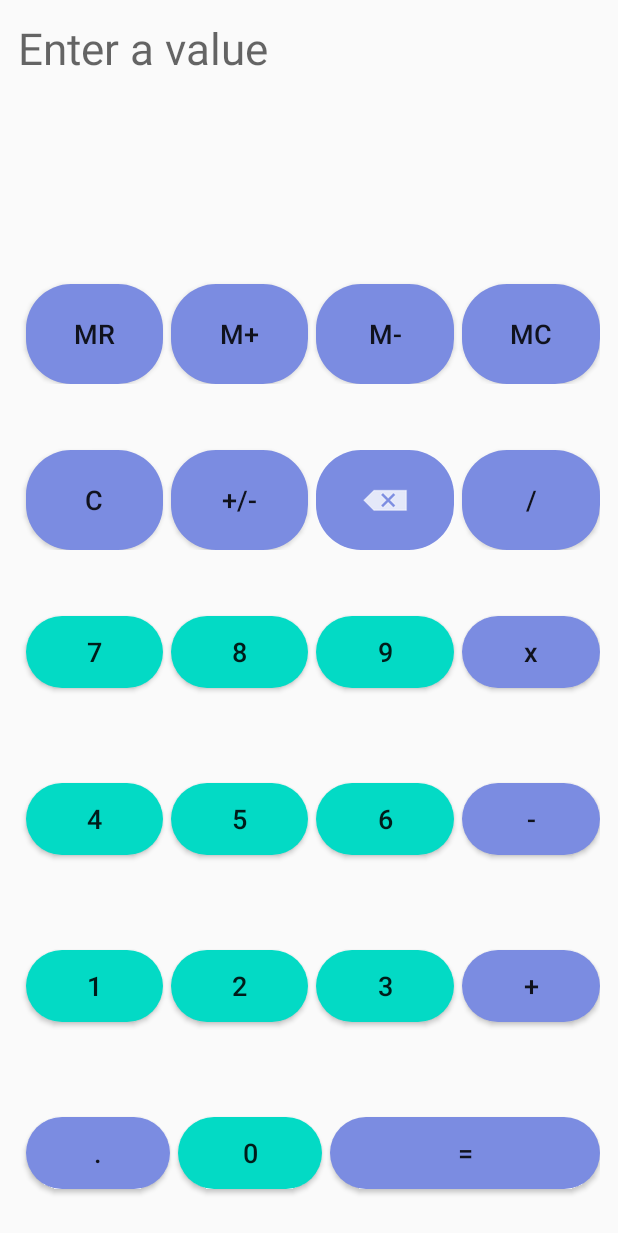
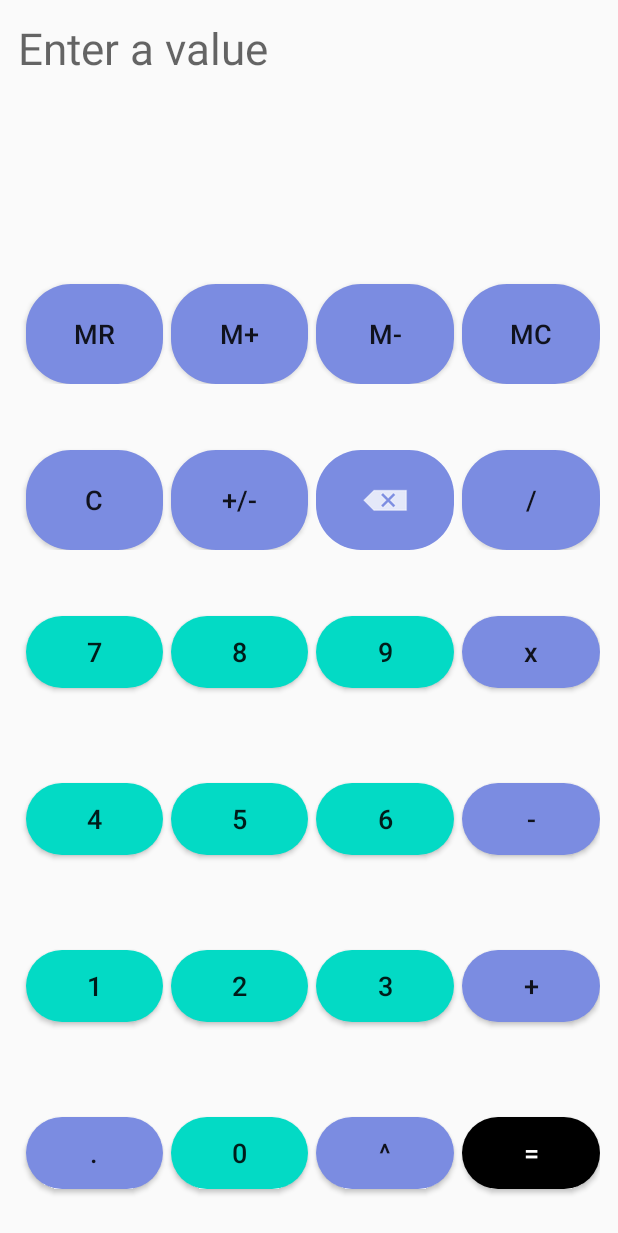
Before and after one commit to Otaka00/SimpleCalculatorApp, an Android app: the screen it shows after launch (MainActivity), on a phone screen of 412 x 824 dp. Shown: the top 1233 px of the screen. Run offline under Robolectric (Android 15) with nearby library versions, the phone set to English and light mode, and no system bars.

Commit message:
Edit Layout

```diff
--- a/app/src/main/java/com/ahmadossama/mycalculator/MainActivity.java
+++ b/app/src/main/java/com/ahmadossama/mycalculator/MainActivity.java
@@ -1,7 +1,5 @@
 package com.ahmadossama.mycalculator;
-
 import androidx.appcompat.app.AppCompatActivity;
-
 import android.os.Bundle;
 import android.view.View;
 import android.widget.Button;
@@ -26,9 +24,10 @@ public class MainActivity extends AppCompatActivity {
     String firstNum ="";
     double result = 0.0,tempResult= 0.0, memory = 0.0;
     Button btn0, btn1, btn2, btn3, btn4, btn5, btn6, btn7,btn8, btn9, addBtn, subBtn, multiplyBtn,
-    divideBtn,dotBtn,equalBtn,clearBtn,plusMinusBtn,memoryPlus,memoryMinus,memoryRecall,memoryClear;
+            powerBtn,divideBtn,dotBtn,equalBtn,clearBtn,plusMinusBtn,
+            memoryPlus,memoryMinus,memoryRecall,memoryClear;
     ImageButton delBtn;
-    Button piBtn;
+    Button piBtn,expBtn;
     TextView text;
     //3 decimal places as maximum format
     private static final DecimalFormat df = new DecimalFormat("0.000");
@@ -37,7 +36,7 @@ public class MainActivity extends AppCompatActivity {
     protected void onCreate(Bundle savedInstanceState) {
         super.onCreate(savedInstanceState);
         setContentView(R.layout.activity_main);
-        //Each button and text field takes the value from the id by linking this code to the xml code
+    //Each button and text field takes the value from the id by linking this code to the xml code
         text = findViewById(R.id.textView);
         btn0 = findViewById(R.id.b0);
         btn1 = findViewById(R.id.b1);
@@ -54,6 +53,7 @@ public class MainActivity extends AppCompatActivity {
         subBtn = findViewById(R.id.subtract);
         multiplyBtn = findViewById(R.id.multiply);
         divideBtn = findViewById(R.id.divide);
+        powerBtn = findViewById(R.id.power);
         dotBtn = findViewById(R.id.dot);
         equalBtn = findViewById(R.id.equal);
         clearBtn = findViewById(R.id.clear);
@@ -62,7 +62,8 @@ public class MainActivity extends AppCompatActivity {
         memoryRecall =findViewById(R.id.MR);
         memoryClear =findViewById(R.id.MC);
         delBtn = findViewById(R.id.delete);
-        piBtn = findViewById(R.id.pi);
+//        piBtn = findViewById(R.id.pi);
+//        expBtn = findViewById(R.id.exponential);
         memoryPlus.setOnClickListener(memory_listener);
         memoryMinus.setOnClickListener(memory_listener);
         memoryRecall.setOnClickListener(memoryRecall_listener);
@@ -77,18 +78,15 @@ public class MainActivity extends AppCompatActivity {
         btn7.setOnClickListener(num_listener);
         btn8.setOnClickListener(num_listener);
         btn9.setOnClickListener(num_listener);
-        piBtn.setOnClickListener(new View.OnClickListener() {
-            @Override
-            public void onClick(View view) {
-
-            }
-        });
+//        piBtn.setOnClickListener(value_listener);
+//        expBtn.setOnClickListener(value_listener);
         dotBtn.setOnClickListener(num_listener);
         plusMinusBtn.setOnClickListener(num_listener);
         addBtn.setOnClickListener(operation_listener);
         subBtn.setOnClickListener(operation_listener);
         multiplyBtn.setOnClickListener(operation_listener);
         divideBtn.setOnClickListener(operation_listener);
+        powerBtn.setOnClickListener(operation_listener);
         equalBtn.setOnClickListener(equal_listener);
         delBtn.setOnClickListener(del_listener);
         clearBtn.setOnClickListener(new View.OnClickListener() {
@@ -99,6 +97,16 @@ public class MainActivity extends AppCompatActivity {
             }
         });
     }
+    View.OnClickListener value_listener = new View.OnClickListener() {
+        @Override
+        public void onClick(View view) {
+           Button charBtn = (Button) view;
+            if (piBtn.equals(charBtn)) {
+                text.setText("3.1415926535897");
+            }
+            else text.setText("2.17182818284590452353602874713");
+        }
+    };
     //Adding and subtracting value from the memory
     View.OnClickListener memory_listener = new View.OnClickListener() {
         @Override
@@ -269,6 +277,5 @@ public class MainActivity extends AppCompatActivity {
                  text.setText(newValue);
              }
         }
-
     };
 }
--- a/app/src/main/res/layout-land/activity_main.xml
+++ b/app/src/main/res/layout-land/activity_main.xml
@@ -3,7 +3,9 @@
     xmlns:app="http://schemas.android.com/apk/res-auto"
     android:layout_width="match_parent"
     android:layout_height="match_parent"
-    android:orientation="vertical">
+    xmlns:tools="http://schemas.android.com/tools"
+    android:orientation="vertical"
+    tools:context=".MainActivity">
 
     <TextView
         android:id="@+id/textView2"
@@ -163,7 +165,7 @@
                 android:orientation="horizontal">
 
                 <Button
-                    android:id="@+id/button3"
+                    android:id="@+id/exponential"
                     android:layout_width="0dp"
                     android:layout_height="wrap_content"
                     android:layout_marginLeft="5dp"
--- a/app/src/main/res/layout/activity_main.xml
+++ b/app/src/main/res/layout/activity_main.xml
@@ -315,7 +315,7 @@
 
                 <Button
                     android:id="@+id/dot"
-                    android:layout_width="50dp"
+                    android:layout_width="0dp"
                     android:layout_height="wrap_content"
                     android:layout_marginLeft="5dp"
                     android:layout_marginTop="20dp"
@@ -328,7 +328,7 @@
 
                 <Button
                     android:id="@+id/b0"
-                    android:layout_width="50dp"
+                    android:layout_width="0dp"
                     android:layout_height="wrap_content"
                     android:layout_marginLeft="5dp"
                     android:layout_marginTop="20dp"
@@ -339,16 +339,29 @@
                     android:textSize="18sp" />
 
                 <Button
-                    android:id="@+id/equal"
-                    android:layout_width="wrap_content"
+                    android:id="@+id/power"
+                    android:layout_width="0dp"
                     android:layout_height="wrap_content"
                     android:layout_marginLeft="5dp"
                     android:layout_marginTop="20dp"
-                    android:layout_weight="2"
+                    android:layout_weight="1"
                     android:background="@drawable/button"
                     android:backgroundTint="#7B8CE1"
+                    android:text="^"
+                    android:textSize="18sp" />
+
+                <Button
+                    android:id="@+id/equal"
+                    android:layout_width="0dp"
+                    android:layout_height="wrap_content"
+                    android:layout_marginLeft="5dp"
+                    android:layout_marginTop="20dp"
+                    android:layout_weight="1"
+                    android:background="@drawable/button"
+                    android:backgroundTint="#000000"
                     android:minHeight="48dp"
                     android:text="@string/equal"
+                    android:textColor="#FFFFFF"
                     android:textSize="18sp" />
 
             </LinearLayout>
```
